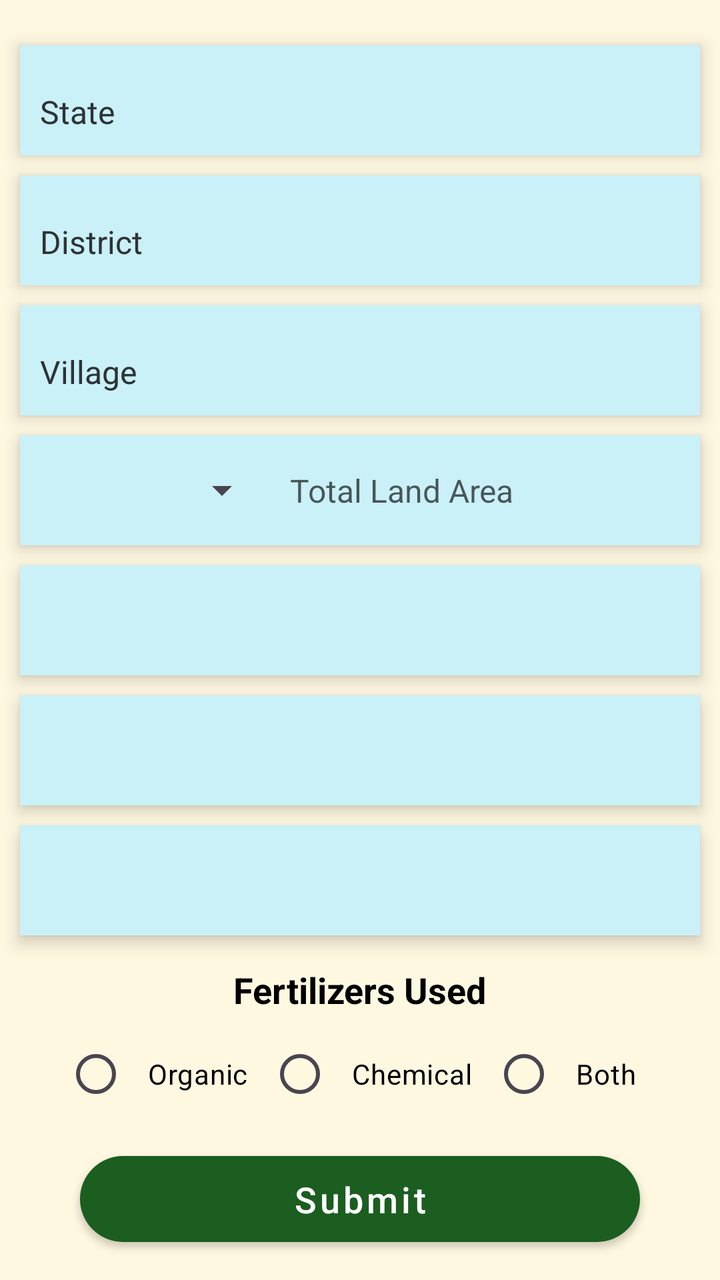
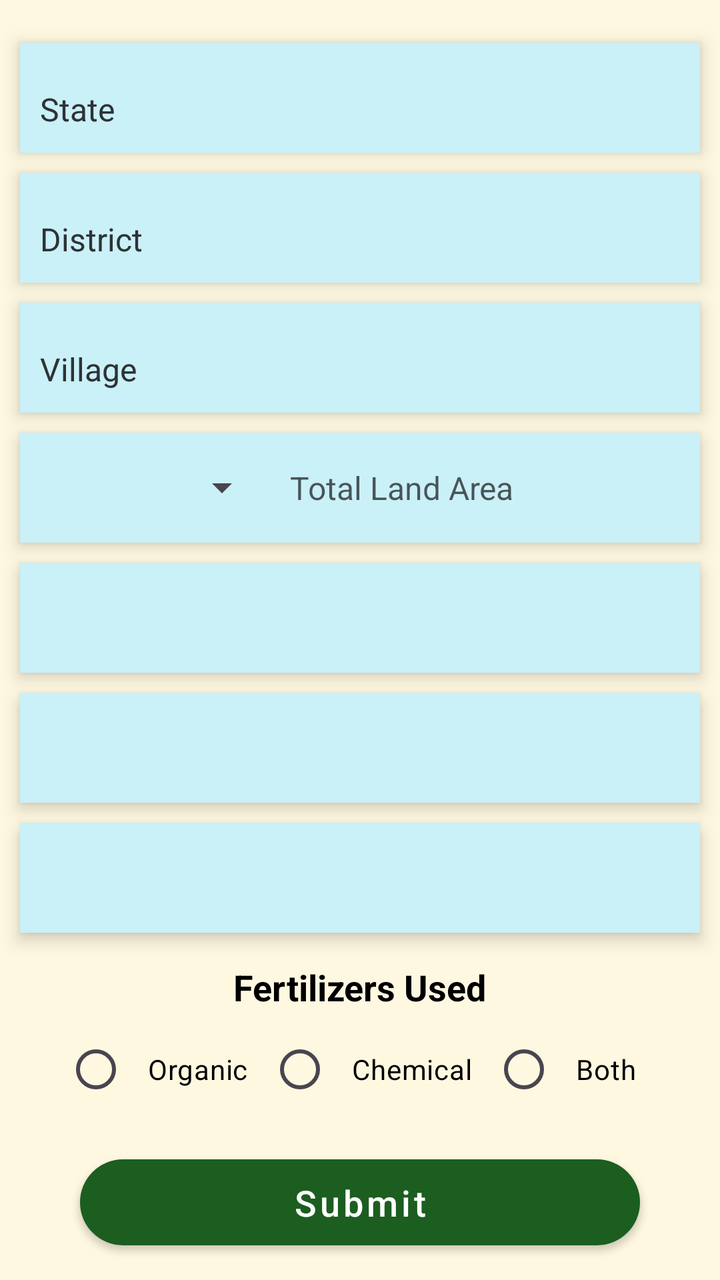

The first picture is an Android layout as it rendered before a commit; the second is the same layout after the commit. The layout source and the unified diff follow.
<!-- AndroidManifest.xml: application theme Theme.Sakha -->
<!-- res/layout/activity_main.xml -->
<?xml version="1.0" encoding="utf-8"?>
<LinearLayout xmlns:android="http://schemas.android.com/apk/res/android"
    xmlns:app="http://schemas.android.com/apk/res-auto"
    android:layout_width="match_parent"
    android:layout_height="match_parent"
    android:orientation="vertical"
    android:background="@color/background"
    android:gravity="center"
    android:id="@+id/register">

    <com.google.android.material.textfield.TextInputLayout
        android:id="@+id/state_dropdown_layout"
        style="@style/txt_input_layer"
        app:hintTextColor="@color/text_view_textColorHint"
        app:boxStrokeWidth="0dp"
        app:boxBackgroundMode="none"
        app:hintTextAppearance="@style/CustomHintText"
        android:hint="@string/select_state_hint">

        <AutoCompleteTextView
            android:id="@+id/stateDropdown"
            style="@style/autocomplete_txt_view"
            android:hint="@string/select_state_hint"/>
    </com.google.android.material.textfield.TextInputLayout>

    <com.google.android.material.textfield.TextInputLayout
        android:id="@+id/district_dropdown_layout"
        style="@style/txt_input_layer"
        app:hintTextColor="@color/text_view_textColorHint"
        app:boxStrokeWidth="0dp"
        app:boxBackgroundMode="none"
        app:hintTextAppearance="@style/CustomHintText"
        android:hint="@string/select_District_hint">

        <AutoCompleteTextView
            android:id="@+id/districtDropdown"
            style="@style/autocomplete_txt_view"
            android:hint="@string/select_District_hint"/>
    </com.google.android.material.textfield.TextInputLayout>

    <com.google.android.material.textfield.TextInputLayout
        android:id="@+id/village_dropdown_layout"
        style="@style/txt_input_layer"
        app:hintTextColor="@color/text_view_textColorHint"
        app:boxStrokeWidth="0dp"
        app:boxBackgroundMode="none"
        app:hintTextAppearance="@style/CustomHintText"
        android:hint="@string/select_Village_hint">

        <AutoCompleteTextView
            android:id="@+id/villageDropdown"
            style="@style/autocomplete_txt_view"
            android:hint="@string/select_Village_hint"/>
    </com.google.android.material.textfield.TextInputLayout>

    <LinearLayout
        android:id="@+id/land_area_container"
        android:layout_width="match_parent"
        android:layout_height="55dp"
        android:background="@color/text_view_background"
        android:layout_marginHorizontal="10dp"
        android:elevation="5dp"
        android:layout_marginTop="10dp"
        android:orientation="horizontal">
        
        <Spinner
            android:id="@+id/unitSpinner"
            android:layout_width="125dp"
            android:layout_height="match_parent"
            android:textAlignment="center" />
        
        <EditText
            android:id="@+id/landAreaInput"
            android:layout_width="0dp"
            android:layout_height="match_parent"
            android:layout_weight="1"
            android:hint="@string/land_area_hint"
            android:inputType="numberDecimal"
            android:autofillHints="Land Area"
            android:textSize="16sp"
            android:background="@null"
            android:padding="10dp"
            android:textColor="@color/text_view_textColor"
            android:textColorHint="@color/text_view_textColorHint"/>
    </LinearLayout>

    <Spinner
        android:id="@+id/irrigationDropdown"
        style="@style/txt_input_layer"
        android:textAlignment="center" />

    <Spinner
        android:id="@+id/soilTypeDropdown"
        style="@style/txt_input_layer"
        android:textAlignment="center" />

    <Spinner
        android:id="@+id/waterSourceDropdown"
        style="@style/txt_input_layer"
        android:textAlignment="center" />

    <TextView
        android:id="@+id/fertilizerLabel"
        android:layout_width="wrap_content"
        android:layout_height="wrap_content"
        android:text="@string/fertilizers_hint"
        android:layout_marginTop="15dp"
        android:textSize="18sp"
        android:textStyle="bold"
        android:layout_marginBottom="1dp"

        android:textColor="@android:color/black" />
    <RadioGroup
        android:id="@+id/fertilizersGroup"
        android:layout_width="350dp"
        android:layout_height="wrap_content"
        android:layout_marginTop="5dp"
        android:layout_marginBottom="1dp"
        android:orientation="horizontal"
        android:gravity="center">

        <RadioButton
            android:id="@+id/organic"
            android:layout_width="wrap_content"
            android:layout_height="wrap_content"
            android:text="@string/organic_hint"
            android:textColor="@android:color/black"
            android:padding="10dp" />

        <RadioButton
            android:id="@+id/chemical"
            android:layout_width="wrap_content"
            android:layout_height="wrap_content"
            android:text="@string/chemical_hint"
            android:textColor="@android:color/black"
            android:padding="10dp" />

        <RadioButton
            android:id="@+id/both"
            android:layout_width="wrap_content"
            android:layout_height="wrap_content"
            android:text="@string/both_hint"
            android:textColor="@android:color/black"
            android:padding="10dp" />
    </RadioGroup>

    <Button
        android:id="@+id/submit"
        style="@style/button_view_presets"
        android:layout_width="match_parent"
        android:text="@string/submit_btn"/>

</LinearLayout>
<!-- resources referenced by this layout -->
<resources>
  <color name="background">#FFF8E1</color>
  <color name="text_view_background">#CAF0F8</color>
  <color name="text_view_textColor">#000000</color>
  <color name="text_view_textColorHint">#AA070707</color>
  <string name="both_hint">Both</string>
  <string name="chemical_hint">Chemical</string>
  <string name="fertilizers_hint">Fertilizers Used</string>
  <string name="land_area_hint">Total Land Area</string>
  <string name="organic_hint">Organic</string>
  <string name="select_District_hint">District</string>
  <string name="select_Village_hint">Village</string>
  <string name="select_state_hint">State</string>
  <string name="submit_btn">Submit</string>
  <style name="CustomHintText" parent="@style/TextAppearance.MaterialComponents.Caption">
          <item name="android:textSize">15sp</item>
          <item name="android:textColor">@color/text_view_textColorHint</item>
      </style>
  <style name="autocomplete_txt_view">
          <item name="android:layout_width">match_parent</item>
          <item name="android:layout_height">match_parent</item>
          <item name="android:completionThreshold">1</item>
          <item name="android:dropDownWidth">match_parent</item>
          <item name="android:textSize">@dimen/textSizeAutocomplete</item>
          <item name="android:dropDownHeight">@dimen/dropDownHeightAutocomplete</item>
          <item name="android:inputType">text</item>
          <item name="android:padding">@dimen/paddingAutocomplete</item>
          <item name="android:textColor">@color/text_view_textColor</item>
          <item name="android:textColorHint">#913C3B3B</item>
          <item name="android:layout_marginBottom">@dimen/layout_marginBottomAutocomplete</item>
      </style>
  <style name="txt_input_layer">
          <item name="android:layout_width">match_parent</item>
          <item name="android:layout_height">@dimen/layoutHeight</item>
          <item name="android:background">@color/text_view_background</item>
          <item name="android:layout_marginStart">@dimen/layoutMarginHorizontal</item>
          <item name="android:layout_marginEnd">@dimen/layoutMarginHorizontal</item>
          <item name="android:elevation">@dimen/elevation</item>
          <item name="android:layout_marginTop">@dimen/layoutMarginTop</item>
          <item name="android:textColorHint">@color/text_view_textColorHint</item>
      </style>
  <style name="Theme.Sakha" parent="Base.Theme.Sakha" />
  <dimen name="textSizeAutocomplete">16sp</dimen>
  <dimen name="dropDownHeightAutocomplete">300dp</dimen>
  <dimen name="paddingAutocomplete">10dp</dimen>
  <dimen name="layout_marginBottomAutocomplete">1dp</dimen>
  <dimen name="button_height">55dp</dimen>
  <dimen name="button_textSize">18sp</dimen>
  <dimen name="button_padding">6dp</dimen>
  <dimen name="button_elevation">5dp</dimen>
  <dimen name="button_topMargin">10dp</dimen>
  <dimen name="button_margin">40dp</dimen>
  <color name="btn_bg_tint">#1B5E20</color>
  <color name="btn_textColor">#FFFFFF</color>
  <dimen name="button_roundness">50dp</dimen>
  <dimen name="layoutHeight">55dp</dimen>
  <dimen name="layoutMarginHorizontal">10dp</dimen>
  <dimen name="elevation">5dp</dimen>
  <dimen name="layoutMarginTop">10dp</dimen>
  <style name="Base.Theme.Sakha" parent="Theme.Material3.DayNight.NoActionBar">
          
          
      </style>
  <!-- unchanged entries left out for length: 1 -->
</resources>

<!-- the commit's change to res/layout/activity_main.xml (unified diff, before → after) -->
@@ -107,15 +107,13 @@
         android:layout_marginTop="15dp"
         android:textSize="18sp"
         android:textStyle="bold"
-        android:layout_marginBottom="1dp"
-
         android:textColor="@android:color/black" />
     <RadioGroup
         android:id="@+id/fertilizersGroup"
         android:layout_width="350dp"
         android:layout_height="wrap_content"
         android:layout_marginTop="5dp"
-        android:layout_marginBottom="1dp"
+        android:layout_marginBottom="5dp"
         android:orientation="horizontal"
         android:gravity="center">
 
